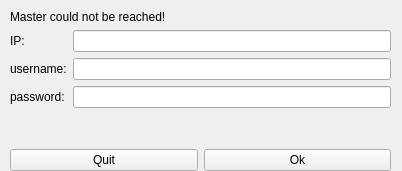
The window that budspeech/src/Master_IP.ui (SimBil91/FlatBuddy) describes before a commit, drawn with Qt 5.
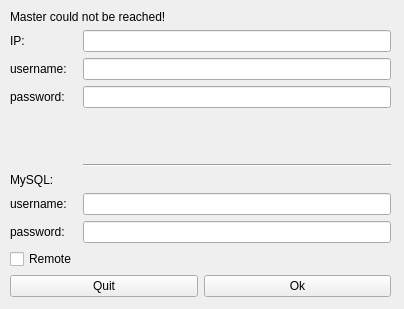
The same window after the commit.

Commit message: added remote mode, basic authentifaced, ready for online service

Diff of the .ui file:
```diff
--- a/budspeech/src/Master_IP.ui
+++ b/budspeech/src/Master_IP.ui
@@ -6,8 +6,8 @@
    <rect>
     <x>0</x>
     <y>0</y>
-    <width>402</width>
-    <height>171</height>
+    <width>404</width>
+    <height>309</height>
    </rect>
   </property>
   <property name="windowTitle">
@@ -19,7 +19,7 @@
      <x>10</x>
      <y>10</y>
      <width>381</width>
-     <height>161</height>
+     <height>287</height>
     </rect>
    </property>
    <layout class="QVBoxLayout" name="verticalLayout">
@@ -45,29 +45,47 @@
       <item row="0" column="1">
        <widget class="QLineEdit" name="line_master_IP"/>
       </item>
-      <item row="1" column="0">
+      <item row="6" column="0">
        <widget class="QLabel" name="label_3">
         <property name="text">
          <string>username:</string>
         </property>
        </widget>
       </item>
-      <item row="1" column="1">
+      <item row="6" column="1">
        <widget class="QLineEdit" name="line_master_usr"/>
       </item>
-      <item row="2" column="0">
+      <item row="7" column="0">
        <widget class="QLabel" name="label_4">
         <property name="text">
          <string>password:</string>
         </property>
        </widget>
       </item>
-      <item row="2" column="1">
+      <item row="7" column="1">
        <widget class="QLineEdit" name="line_master_pwd"/>
       </item>
-     </layout>
-    </item>
-    <item>
+      <item row="1" column="1">
+       <widget class="QLineEdit" name="line_auth_usr"/>
+      </item>
+      <item row="2" column="1">
+       <widget class="QLineEdit" name="line_auth_pwd"/>
+      </item>
+      <item row="1" column="0">
+       <widget class="QLabel" name="label_5">
+        <property name="text">
+         <string>username:</string>
+        </property>
+       </widget>
+      </item>
+      <item row="2" column="0">
+       <widget class="QLabel" name="label_6">
+        <property name="text">
+         <string>password:</string>
+        </property>
+       </widget>
+      </item>
+      <item row="3" column="1">
      <spacer name="verticalSpacer">
       <property name="orientation">
        <enum>Qt::Vertical</enum>
@@ -79,6 +97,36 @@
        </size>
       </property>
      </spacer>
+      </item>
+      <item row="8" column="0">
+       <widget class="QCheckBox" name="check_remote">
+        <property name="text">
+         <string>Remote</string>
+        </property>
+       </widget>
+      </item>
+      <item row="4" column="0">
+       <widget class="Line" name="line">
+        <property name="orientation">
+         <enum>Qt::Horizontal</enum>
+        </property>
+       </widget>
+      </item>
+      <item row="5" column="0">
+       <widget class="QLabel" name="label_2">
+        <property name="text">
+         <string>MySQL:</string>
+        </property>
+       </widget>
+      </item>
+      <item row="4" column="1">
+       <widget class="Line" name="line_2">
+        <property name="orientation">
+         <enum>Qt::Horizontal</enum>
+        </property>
+       </widget>
+      </item>
+     </layout>
     </item>
     <item>
      <layout class="QHBoxLayout" name="horizontalLayout">
```
Lines whose indentation alone changed are shown as unchanged. The commit also changes 6 other files.
